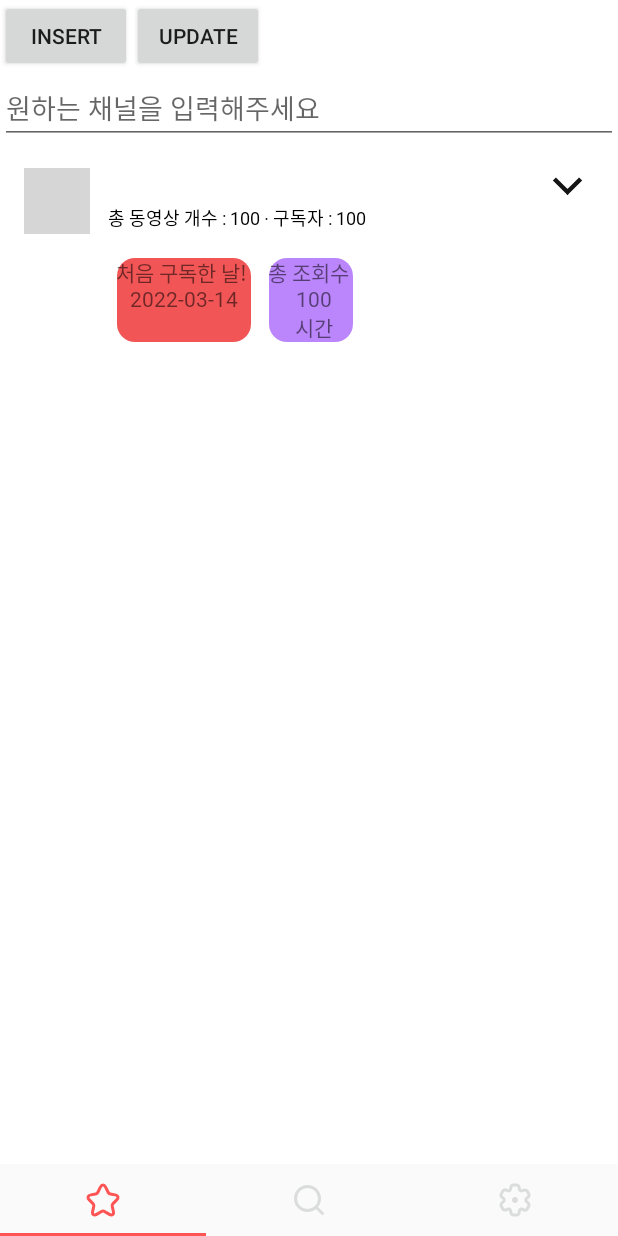
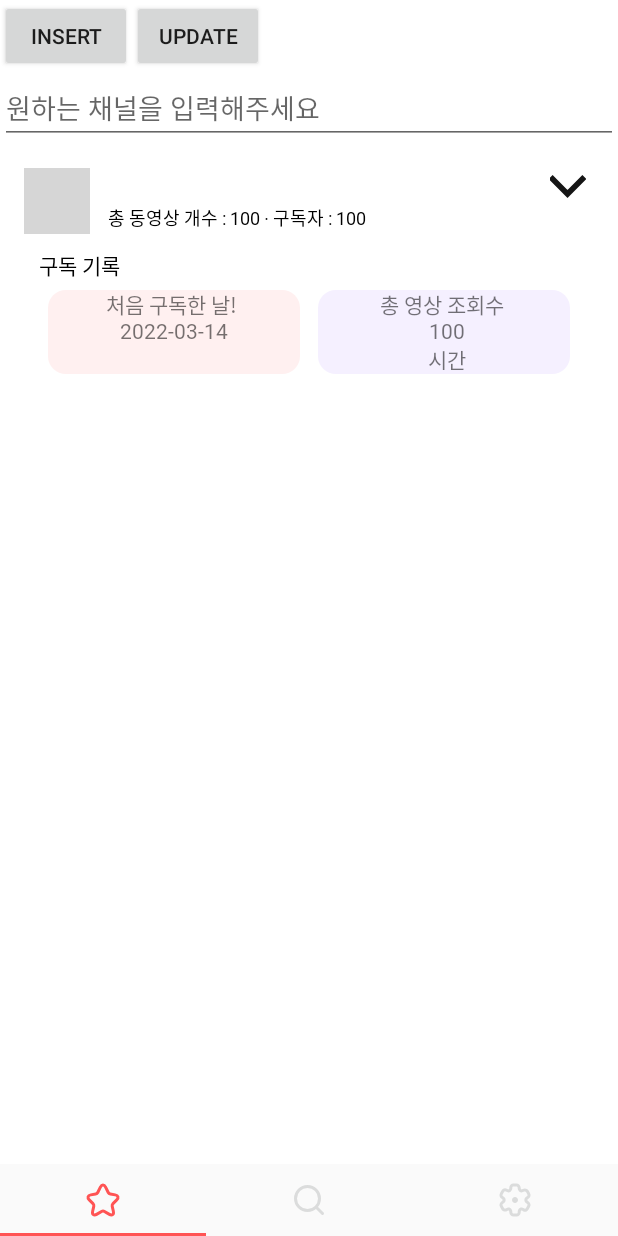
Before and after one commit to IslandofDream/fan_certification_android, an Android app: the screen it shows after launch (MainActivity), after a tap on an icon or button, on a phone screen of 412 x 824 dp. Run offline under Robolectric (Android 15) with nearby library versions, the phone set to English and light mode, and no system bars; pictures from the network do not load; 2 other taps on this screen came first; grey boxes are pictures that could not be loaded.

Commit message:
change somethings to fit with figma prototypes

```diff
--- a/app/src/main/java/com/fancertification/www/BookmarkAdapter.kt
+++ b/app/src/main/java/com/fancertification/www/BookmarkAdapter.kt
@@ -87,7 +87,7 @@ class BookmarkAdapter(var context: Context, list: ArrayList<ChannelData>?, date:
             .into(viewholder.image)
 
         viewholder.subdate.setText("처음 구독한 날! \n"+ dates!![position])
-        viewholder.viewcount.setText("총 조회수 \n "+ mList!![position].viewCount.toString() + "\n 시간")
+        viewholder.viewcount.setText("총 영상 조회수 \n "+ mList!![position].viewCount.toString() + "\n 시간")
 
         viewholder.toggleButton.setOnClickListener { //click event for suggestion btton
             val show = toggleLayout(!mList!![position].data.is_scraped, it, viewholder.layoutExpand)
--- a/app/src/main/res/drawable/bookmark_border.xml
+++ b/app/src/main/res/drawable/bookmark_border.xml
@@ -6,7 +6,7 @@
         android:right="1dp"
         android:top="1dp">
         <shape android:shape="rectangle">
-            <solid android:color="@color/red" />
+            <solid android:color="#FFF0F0" />
             <corners
                 android:bottomLeftRadius="12dp"
                 android:bottomRightRadius="12dp"
--- a/app/src/main/res/drawable/bookmark_viewborder.xml
+++ b/app/src/main/res/drawable/bookmark_viewborder.xml
@@ -6,7 +6,7 @@
         android:right="1dp"
         android:top="1dp">
         <shape android:shape="rectangle">
-            <solid android:color="@color/purple_200" />
+            <solid android:color="#F5F0FF" />
             <corners
                 android:bottomLeftRadius="12dp"
                 android:bottomRightRadius="12dp"
--- a/app/src/main/res/drawable/ic_carret_up.xml
+++ b/app/src/main/res/drawable/ic_carret_up.xml
@@ -1,6 +1,6 @@
 <vector xmlns:android="http://schemas.android.com/apk/res/android"
-    android:width="70dp"
-    android:height="70dp"
+    android:width="90dp"
+    android:height="90dp"
     android:viewportWidth="24"
     android:viewportHeight="24">
   <path
--- a/app/src/main/res/layout/bookmark_adapter_item.xml
+++ b/app/src/main/res/layout/bookmark_adapter_item.xml
@@ -1,27 +1,32 @@
 <?xml version="1.0" encoding="utf-8"?>
 
-<LinearLayout xmlns:tools="http://schemas.android.com/tools"
+<LinearLayout xmlns:android="http://schemas.android.com/apk/res/android"
+    xmlns:tools="http://schemas.android.com/tools"
     android:id="@+id/mainItem"
     android:layout_width="match_parent"
     android:layout_height="wrap_content"
     android:layout_marginHorizontal="16dp"
-    android:orientation="horizontal"
     android:layout_marginVertical="16dp"
-    xmlns:android="http://schemas.android.com/apk/res/android">
+    android:orientation="vertical">
+
+
+    <LinearLayout
+        android:layout_width="match_parent"
+        android:layout_height="match_parent"
+        android:orientation="horizontal">
 
         <androidx.appcompat.widget.AppCompatImageView
             android:id="@+id/title_image"
             android:layout_width="44dp"
             android:layout_height="44dp" />
 
-
         <LinearLayout
-        android:layout_width="0dp"
+            android:layout_width="match_parent"
             android:layout_height="wrap_content"
-        android:focusable="true"
-        android:clickable="true"
             android:layout_marginLeft="12dp"
             android:layout_weight="1"
+            android:clickable="true"
+            android:focusable="true"
             android:orientation="vertical">
 
             <androidx.appcompat.widget.AppCompatTextView
@@ -38,10 +43,23 @@
                 android:id="@+id/subscription_tv"
                 android:layout_width="wrap_content"
                 android:layout_height="20dp"
+                android:fontFamily="@font/notosans_light"
                 android:includeFontPadding="false"
-            android:fontFamily="@font/notosans_light"
                 android:textColor="@color/black"
                 android:textSize="12sp" />
+
+        </LinearLayout>
+
+        <ImageButton
+            android:id="@+id/bookmark_btn"
+            android:layout_width="24dp"
+            android:layout_height="24dp"
+            android:layout_gravity="top"
+            android:layout_marginRight="5dp"
+            android:background="#00000000"
+            android:src="@drawable/ic_carret_up" />
+    </LinearLayout>
+
 
     <LinearLayout
         android:id="@+id/layout_expand"
@@ -49,48 +67,48 @@
         android:layout_height="wrap_content"
         android:layout_marginTop="10dp"
         android:orientation="vertical"
+        android:paddingLeft="10dp"
+        android:paddingRight="10dp"
         android:visibility="gone"
         tools:visibility="visible">
 
-            <LinearLayout
+
+        <TextView
+            android:id="@+id/detail_text"
             android:layout_width="wrap_content"
             android:layout_height="wrap_content"
+            android:layout_weight="1"
+            android:textColor="#000000"
+            android:fontFamily="@font/notosans_bold"
+            android:text="구독 기록" />
+
+        <LinearLayout
+            android:layout_width="match_parent"
+            android:layout_height="match_parent"
             android:orientation="horizontal"
-                >
+            android:weightSum="1">
 
             <TextView
                 android:id="@+id/subdate_text"
                 android:layout_width="match_parent"
                 android:layout_height="match_parent"
-                    android:textAlignment="center"
+                android:layout_margin="5dp"
+                android:layout_weight="0.5"
                 android:background="@drawable/bookmark_border"
-                    android:layout_margin="5dp"
-                    android:fontFamily="@font/notosans_bold" />
+                android:fontFamily="@font/notosans_bold"
+                android:textAlignment="center" />
 
             <TextView
                 android:id="@+id/viewcount_text"
                 android:layout_width="match_parent"
                 android:layout_height="match_parent"
-                    android:textAlignment="center"
+                android:layout_margin="5dp"
+                android:layout_weight="0.5"
                 android:background="@drawable/bookmark_viewborder"
-                    android:layout_margin="5dp"
-                    android:fontFamily="@font/notosans_bold" />
-
+                android:fontFamily="@font/notosans_bold"
+                android:textAlignment="center" />
+        </LinearLayout>
     </LinearLayout>
 
 
 </LinearLayout>
-
-    </LinearLayout>
-    <ImageButton
-        android:id="@+id/bookmark_btn"
-        android:layout_width="24dp"
-        android:layout_height="24dp"
-        android:src="@drawable/ic_carret_up"
-        android:background="#00000000"
-        android:layout_gravity="top"
-        android:layout_marginRight="5dp"
-        />
-
-
-</LinearLayout>
```
Lines whose indentation alone changed are shown as unchanged.
